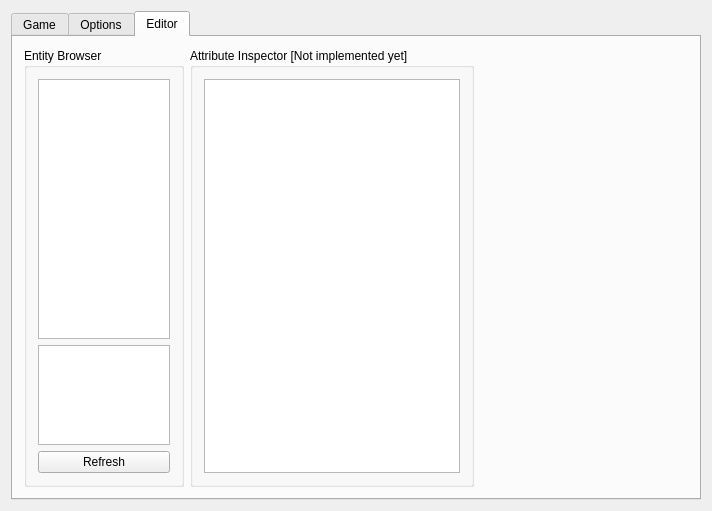
Qt form xkill-gui/MainMenu.ui (ensq/xkill-resources) before a commit.
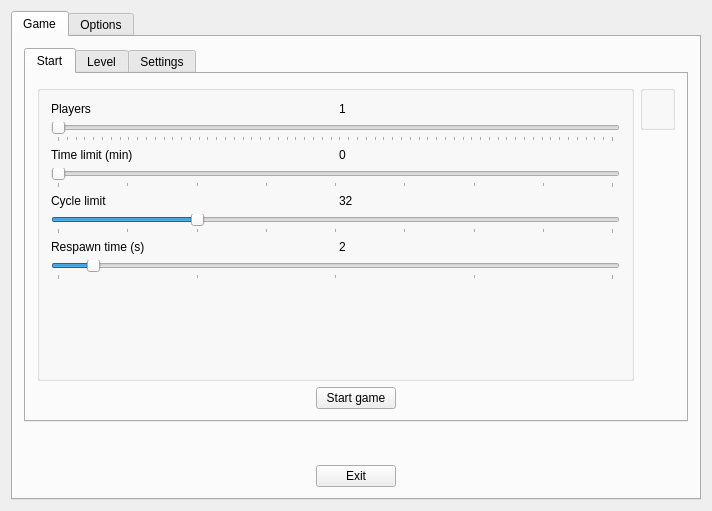
The same form after that commit. The open tabs and pages were chosen to show the change. Icons and pictures are not drawn.

Commit message: Removed editor in main menu

Diff of the .ui file:
```diff
--- a/xkill-gui/MainMenu.ui
+++ b/xkill-gui/MainMenu.ui
@@ -2130,73 +2130,6 @@
         </item>
        </layout>
       </widget>
-      <widget class="QWidget" name="tab">
-       <attribute name="title">
-        <string>Editor</string>
-       </attribute>
-       <layout class="QHBoxLayout" name="horizontalLayout_17">
-        <item>
-         <widget class="QGroupBox" name="groupBox_9">
-          <property name="maximumSize">
-           <size>
-            <width>160</width>
-            <height>16777215</height>
-           </size>
-          </property>
-          <property name="title">
-           <string>Entity Browser</string>
-          </property>
-          <layout class="QVBoxLayout" name="verticalLayout_13">
-           <item>
-            <widget class="QTreeView" name="treeView_entityBrowser"/>
-           </item>
-           <item>
-            <widget class="QTreeView" name="treeView_entityInspector">
-             <property name="maximumSize">
-              <size>
-               <width>16777215</width>
-               <height>100</height>
-              </size>
-             </property>
-            </widget>
-           </item>
-           <item>
-            <widget class="QPushButton" name="pushButton_editorRefresh">
-             <property name="text">
-              <string>Refresh</string>
-             </property>
-            </widget>
-           </item>
-          </layout>
-         </widget>
-        </item>
-        <item>
-         <widget class="QGroupBox" name="groupBox_AttributeInspector">
-          <property name="title">
-           <string>Attribute Inspector [Not implemented yet]</string>
-          </property>
-          <layout class="QVBoxLayout" name="verticalLayout_14">
-           <item>
-            <widget class="QTreeView" name="treeView_attributeInspector"/>
-           </item>
-          </layout>
-         </widget>
-        </item>
-        <item>
-         <spacer name="horizontalSpacer_2">
-          <property name="orientation">
-           <enum>Qt::Horizontal</enum>
-          </property>
-          <property name="sizeHint" stdset="0">
-           <size>
-            <width>40</width>
-            <height>20</height>
-           </size>
-          </property>
-         </spacer>
-        </item>
-       </layout>
-      </widget>
      </widget>
     </item>
    </layout>
```
The commit also changes 1 other file.
